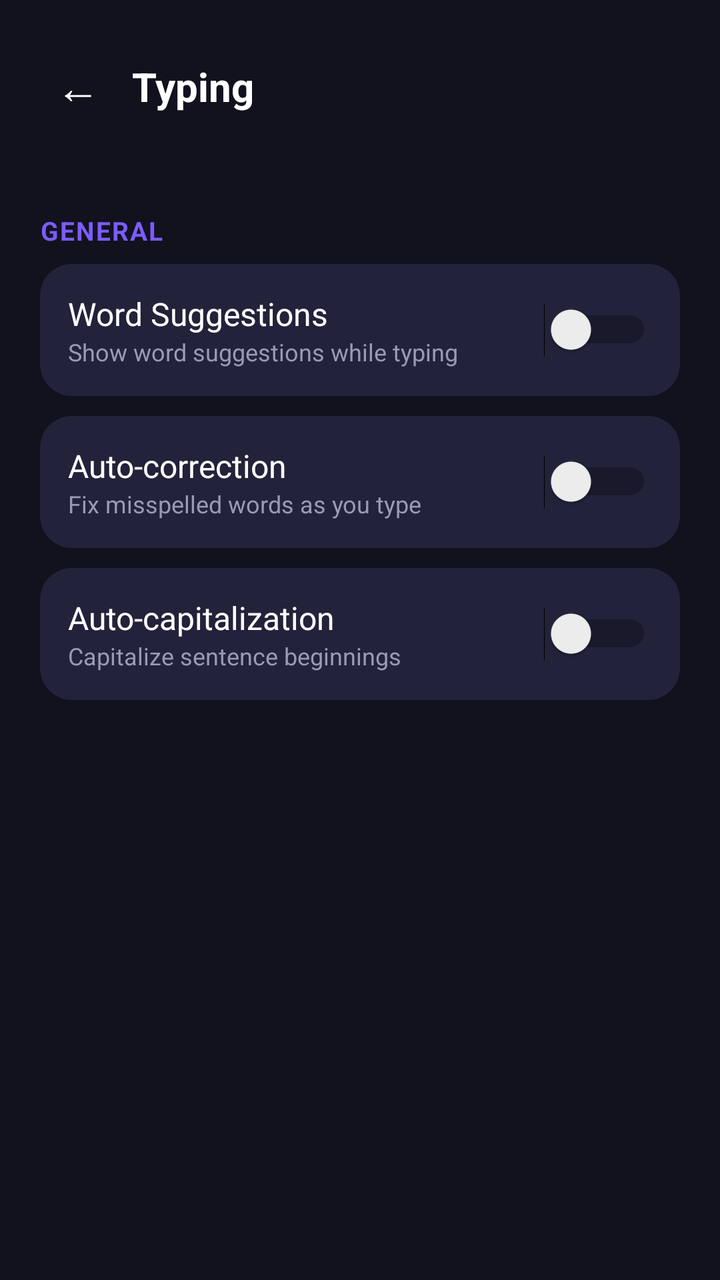
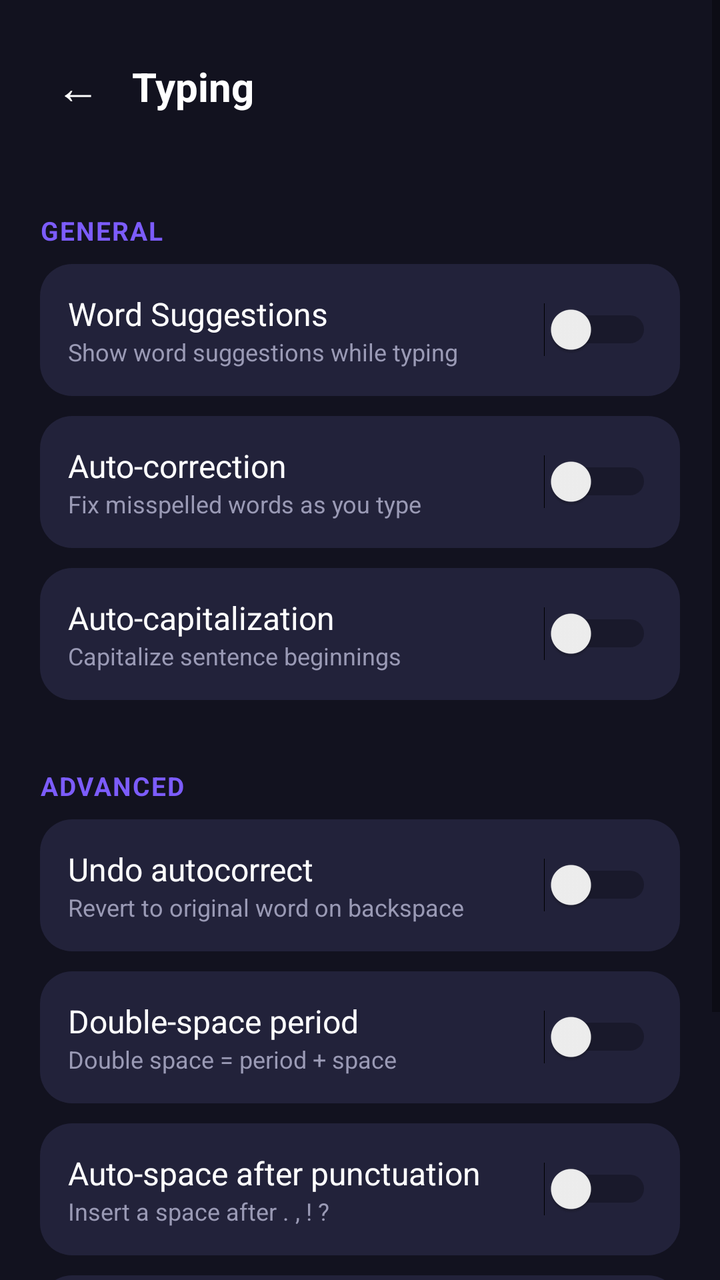

The first picture is an Android layout as it rendered before a commit; the second is the same layout after the commit. The layout source and the unified diff follow.
<!-- AndroidManifest.xml: application theme Theme.AIKeyboard -->
<!-- res/layout/activity_typing.xml -->
<?xml version="1.0" encoding="utf-8"?>
<ScrollView xmlns:android="http://schemas.android.com/apk/res/android"
    android:layout_width="match_parent"
    android:layout_height="match_parent"
    android:background="@color/bg_deep">

<LinearLayout
    android:layout_width="match_parent"
    android:layout_height="wrap_content"
    android:orientation="vertical"
    android:padding="20dp">

    <LinearLayout
        android:layout_width="match_parent"
        android:layout_height="wrap_content"
        android:orientation="horizontal"
        android:gravity="center_vertical"
        android:layout_marginBottom="16dp">

        <TextView
            android:id="@+id/btnBack"
            android:layout_width="wrap_content"
            android:layout_height="wrap_content"
            android:text="←"
            android:textColor="@color/text_primary"
            android:textSize="22sp"
            android:padding="8dp" />

        <TextView
            android:layout_width="wrap_content"
            android:layout_height="wrap_content"
            android:text="Typing"
            android:textColor="@color/text_primary"
            android:textSize="20sp"
            android:textStyle="bold"
            android:layout_marginStart="8dp" />

    </LinearLayout>

    <TextView style="@style/SettingsSectionTitle" android:text="GENERAL" />

    <LinearLayout style="@style/SettingsRow">
        <LinearLayout android:layout_width="0dp" android:layout_height="wrap_content" android:layout_weight="1" android:orientation="vertical">
            <TextView style="@style/SettingsRowTitle" android:text="Word Suggestions" android:layout_width="match_parent" />
            <TextView style="@style/SettingsRowSubtitle" android:text="Show word suggestions while typing" android:layout_width="match_parent" />
        </LinearLayout>
        <Switch android:id="@+id/switchWordSuggest" android:layout_width="wrap_content" android:layout_height="wrap_content" />
    </LinearLayout>

    <LinearLayout style="@style/SettingsRow">
        <LinearLayout android:layout_width="0dp" android:layout_height="wrap_content" android:layout_weight="1" android:orientation="vertical">
            <TextView style="@style/SettingsRowTitle" android:text="Auto-correction" android:layout_width="match_parent" />
            <TextView style="@style/SettingsRowSubtitle" android:text="Fix misspelled words as you type" android:layout_width="match_parent" />
        </LinearLayout>
        <Switch android:id="@+id/switchAutoCorrect" android:layout_width="wrap_content" android:layout_height="wrap_content" />
    </LinearLayout>

    <LinearLayout style="@style/SettingsRow">
        <LinearLayout android:layout_width="0dp" android:layout_height="wrap_content" android:layout_weight="1" android:orientation="vertical">
            <TextView style="@style/SettingsRowTitle" android:text="Auto-capitalization" android:layout_width="match_parent" />
            <TextView style="@style/SettingsRowSubtitle" android:text="Capitalize sentence beginnings" android:layout_width="match_parent" />
        </LinearLayout>
        <Switch android:id="@+id/switchAutoCap" android:layout_width="wrap_content" android:layout_height="wrap_content" />
    </LinearLayout>

</LinearLayout>
</ScrollView>
<!-- resources referenced by this layout -->
<resources>
  <color name="bg_deep">#12121F</color>
  <color name="text_primary">#FFFFFF</color>
  <style name="SettingsRow">
          <item name="android:layout_width">match_parent</item>
          <item name="android:layout_height">wrap_content</item>
          <item name="android:orientation">horizontal</item>
          <item name="android:gravity">center_vertical</item>
          <item name="android:background">@drawable/card_background</item>
          <item name="android:padding">14dp</item>
          <item name="android:layout_marginBottom">10dp</item>
      </style>
  <style name="SettingsRowSubtitle">
          <item name="android:layout_width">0dp</item>
          <item name="android:layout_height">wrap_content</item>
          <item name="android:layout_weight">1</item>
          <item name="android:textColor">@color/text_secondary</item>
          <item name="android:textSize">12sp</item>
      </style>
  <style name="SettingsRowTitle">
          <item name="android:layout_width">0dp</item>
          <item name="android:layout_height">wrap_content</item>
          <item name="android:layout_weight">1</item>
          <item name="android:textColor">@color/text_primary</item>
          <item name="android:textSize">16sp</item>
      </style>
  <style name="SettingsSectionTitle">
          <item name="android:layout_width">wrap_content</item>
          <item name="android:layout_height">wrap_content</item>
          <item name="android:textColor">@color/accent</item>
          <item name="android:textSize">13sp</item>
          <item name="android:textStyle">bold</item>
          <item name="android:letterSpacing">0.05</item>
          <item name="android:layout_marginTop">24dp</item>
          <item name="android:layout_marginBottom">8dp</item>
      </style>
  <style name="Theme.AIKeyboard" parent="Theme.MaterialComponents.DayNight.NoActionBar">
          <item name="android:windowBackground">@color/bg_deep</item>
          <item name="colorAccent">@color/accent</item>
      </style>
  <!-- drawable card_background (drawable) -->
  <?xml version="1.0" encoding="utf-8"?>
  <shape xmlns:android="http://schemas.android.com/apk/res/android" android:shape="rectangle">
      <solid android:color="@color/bg_card" />
      <corners android:radius="16dp" />
  </shape>
  <color name="text_secondary">#9A9AB5</color>
  <color name="accent">#7C5CFC</color>
  <color name="bg_card">#22223A</color>
</resources>

<!-- the commit's change to res/layout/activity_typing.xml (unified diff, before → after) -->
@@ -63,5 +63,47 @@
         <Switch android:id="@+id/switchAutoCap" android:layout_width="wrap_content" android:layout_height="wrap_content" />
     </LinearLayout>
 
+    <TextView style="@style/SettingsSectionTitle" android:text="ADVANCED" />
+
+    <LinearLayout style="@style/SettingsRow">
+        <LinearLayout android:layout_width="0dp" android:layout_height="wrap_content" android:layout_weight="1" android:orientation="vertical">
+            <TextView style="@style/SettingsRowTitle" android:text="Undo autocorrect" android:layout_width="match_parent" />
+            <TextView style="@style/SettingsRowSubtitle" android:text="Revert to original word on backspace" android:layout_width="match_parent" />
+        </LinearLayout>
+        <Switch android:id="@+id/switchUndoAutocorrect" android:layout_width="wrap_content" android:layout_height="wrap_content" />
+    </LinearLayout>
+
+    <LinearLayout style="@style/SettingsRow">
+        <LinearLayout android:layout_width="0dp" android:layout_height="wrap_content" android:layout_weight="1" android:orientation="vertical">
+            <TextView style="@style/SettingsRowTitle" android:text="Double-space period" android:layout_width="match_parent" />
+            <TextView style="@style/SettingsRowSubtitle" android:text="Double space = period + space" android:layout_width="match_parent" />
+        </LinearLayout>
+        <Switch android:id="@+id/switchDoubleSpace" android:layout_width="wrap_content" android:layout_height="wrap_content" />
+    </LinearLayout>
+
+    <LinearLayout style="@style/SettingsRow">
+        <LinearLayout android:layout_width="0dp" android:layout_height="wrap_content" android:layout_weight="1" android:orientation="vertical">
+            <TextView style="@style/SettingsRowTitle" android:text="Auto-space after punctuation" android:layout_width="match_parent" />
+            <TextView style="@style/SettingsRowSubtitle" android:text="Insert a space after . , ! ?" android:layout_width="match_parent" />
+        </LinearLayout>
+        <Switch android:id="@+id/switchAutoSpacePunct" android:layout_width="wrap_content" android:layout_height="wrap_content" />
+    </LinearLayout>
+
+    <LinearLayout style="@style/SettingsRow">
+        <LinearLayout android:layout_width="0dp" android:layout_height="wrap_content" android:layout_weight="1" android:orientation="vertical">
+            <TextView style="@style/SettingsRowTitle" android:text="Remember caps lock state" android:layout_width="match_parent" />
+            <TextView style="@style/SettingsRowSubtitle" android:text="Keep caps lock on when switching fields" android:layout_width="match_parent" />
+        </LinearLayout>
+        <Switch android:id="@+id/switchRememberCaps" android:layout_width="wrap_content" android:layout_height="wrap_content" />
+    </LinearLayout>
+
+    <LinearLayout style="@style/SettingsRow">
+        <LinearLayout android:layout_width="0dp" android:layout_height="wrap_content" android:layout_weight="1" android:orientation="vertical">
+            <TextView style="@style/SettingsRowTitle" android:text="Clipboard suggestions" android:layout_width="match_parent" />
+            <TextView style="@style/SettingsRowSubtitle" android:text="Suggest recently copied text" android:layout_width="match_parent" />
+        </LinearLayout>
+        <Switch android:id="@+id/switchClipboardSuggest" android:layout_width="wrap_content" android:layout_height="wrap_content" />
+    </LinearLayout>
+
 </LinearLayout>
 </ScrollView>
